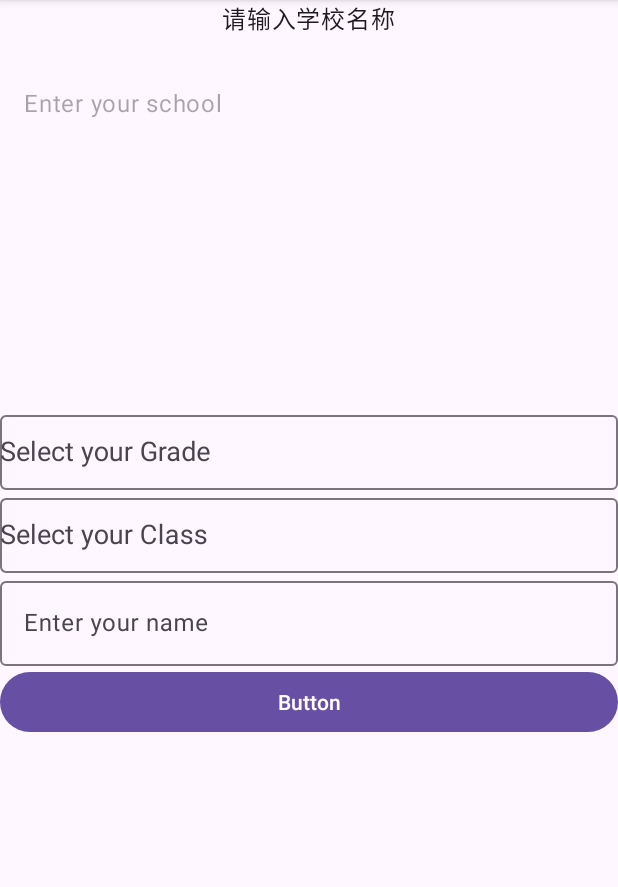
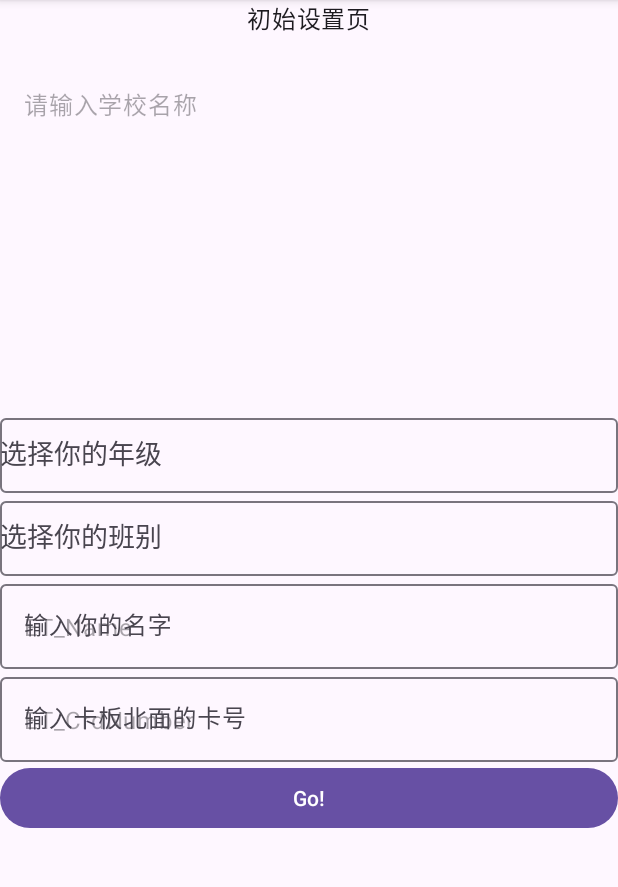
Before and after one commit to ju1c3rSH/enigma, an Android app: the screen it shows after launch (SettingActivity), on a phone screen of 412 x 824 dp, the part 96-983 px from its top. Run offline under Robolectric (Android 15) with nearby library versions, the phone set to English and light mode, and no system bars; our stand-ins replace data binding, navigation-ui; libraries missing offline, so code that uses them is left out: androidx.databinding.adapters.

Commit message:
优化语法 请求验证逻辑还需完善 验证卡号 方便日后release

```diff
--- a/app/src/main/java/homes/gensokyo/enigma/adapter/ConsumeHistoryAdapter.kt
+++ b/app/src/main/java/homes/gensokyo/enigma/adapter/ConsumeHistoryAdapter.kt
@@ -41,9 +41,7 @@ class ConsumeHistoryHolder(
         binding.tvAmount.text = "消费： ${memberFlow.amount.toString()} "
         binding.tvBalance.text ="余额： ${memberFlow.balance.toString()} "
         binding.tvTime.text = memberFlow.consumeTime
-
         binding.executePendingBindings()
-
         binding.root.setOnClickListener {
             //TODO 加上json'页
         }
--- a/app/src/main/java/homes/gensokyo/enigma/logic/DataReposity.kt
+++ b/app/src/main/java/homes/gensokyo/enigma/logic/DataReposity.kt
@@ -130,6 +130,9 @@ class UserRepository {
         return try {
             val response = apiService.fetchStudentDetails(AppConstants.getListByStudentNameUrl,map, headerMap)
             if (response.isSuccessful) {
+                if (response.body()!!.isEmpty()){
+                    return null
+                }
                 //Log.i("DETAILS", response.body().toString())
                 val listType = object : TypeToken<List<Student>>() {}.type
                 val sul: List<Student> = gson.fromJson(response.body(), listType)
@@ -140,7 +143,7 @@ class UserRepository {
                 //val listType = object : TypeToken<List<Student>>() {}.type
                 //val detailIst:Student = gson.fromJson(response.body(), listType)
                 //return detailIst
-                null
+
             }else{
                 Log.e("fetchStudentDetails", "Error fetching ")
                 null
--- a/app/src/main/java/homes/gensokyo/enigma/ui/setting/SettingViewModel.kt
+++ b/app/src/main/java/homes/gensokyo/enigma/ui/setting/SettingViewModel.kt
@@ -1,20 +1,16 @@
 package homes.gensokyo.enigma.ui.setting
 
-import android.R
 import android.util.Log
-import android.widget.ArrayAdapter
 import androidx.lifecycle.LiveData
 import androidx.lifecycle.MutableLiveData
 import androidx.lifecycle.ViewModel
-import androidx.lifecycle.viewmodel.CreationExtras
 import homes.gensokyo.enigma.MainActivity
-import homes.gensokyo.enigma.MainApplication
 import homes.gensokyo.enigma.adapter.SchoolAdapter
-import homes.gensokyo.enigma.bean.ClassBean
 import homes.gensokyo.enigma.bean.GradeBean
 import homes.gensokyo.enigma.bean.School
 import homes.gensokyo.enigma.util.AppConstants
 import homes.gensokyo.enigma.util.SettingUtils.put
+import homes.gensokyo.enigma.util.TextUtils.toast
 import kotlinx.coroutines.CoroutineScope
 import kotlinx.coroutines.Dispatchers
 import kotlinx.coroutines.launch
@@ -25,6 +21,13 @@ data class ClassItem(val classId: Int, val className: String)
 class SettingViewModel : ViewModel() {
 
     private var _selectedClassId = MutableLiveData<Int>()
+
+    private val _inputtuedName = MutableLiveData<String>()
+    val inputtedName: LiveData<String> = _inputtuedName
+
+    private val _inputtedCarNumber = MutableLiveData<String>()
+    val inputtedCarNumber: LiveData<String> = _inputtedCarNumber
+
 
     private val _selectedGradeId = MutableLiveData<Int>()
     val selectedGradeId: LiveData<Int> = _selectedGradeId
@@ -97,7 +100,7 @@ class SettingViewModel : ViewModel() {
         }
         return null
     }
-    fun submitStudentData(enteredName: String, selectedClassId: Int) {
+    fun submitStudentData(enteredName: String, selectedClassId: Int,enteredCardNumber:String) {
         serviceScope.launch {
             try {
                 val result = MainActivity.repository.fetchStudentDetails(
@@ -105,15 +108,19 @@ class SettingViewModel : ViewModel() {
                     selectedClassId,
                     AppConstants.headerMap
                 )
-                if (resultGetClasses != null) {
-                    if (result != null) {
+
+
+
+                if (result == null){
+                    "请确认您输入的信息没有错误。".toast()
+
+                } else {
                         Log.i("SettingViewModel", "Received student info: ${result.studentId}")
                         put("isFirst", false)
                         put("kidUuid",result.uuid)
                         put("wxOaOpenid",result.parentStudents[0].parent.wxOaOpenid)
                     }
-                }
-            }catch (e:Exception){
+                } catch (e:Exception){
                 Log.e("SettingViewModel", "Error fetching student info: ${e.message}")
             }
         }
--- a/app/src/main/java/homes/gensokyo/enigma/util/CookieJar.kt
+++ b/app/src/main/java/homes/gensokyo/enigma/util/CookieJar.kt
@@ -7,12 +7,10 @@ import okhttp3.HttpUrl
 
 class MyCookieJar : CookieJar {
 
-    // 保存所有域名相关的 Cookie
     private val cookieStore: MutableMap<String, MutableList<Cookie>> = mutableMapOf()
 
     override fun saveFromResponse(url: HttpUrl, cookies: List<Cookie>) {
         if (cookies.isNotEmpty()) {
-            // 保存和 URL 相关联的 cookies
             val host = url.host
             cookieStore[host] = mutableListOf()
             for (cookie in cookies) {
@@ -28,13 +26,11 @@ class MyCookieJar : CookieJar {
         val storedCookies = cookieStore[host]
 
         if (storedCookies != null) {
-            // 过滤出所有有效的（未过期的）cookies
             val currentTimeMillis = System.currentTimeMillis()
             val iterator = storedCookies.iterator()
 
             while (iterator.hasNext()) {
                 val cookie = iterator.next()
-                // 如果 cookie 没有过期，则可以使用
                 if (cookie.expiresAt > currentTimeMillis) {
                     validCookies.add(cookie)
                 } else {
--- a/app/src/main/java/homes/gensokyo/enigma/util/OkHttpUtils.java
+++ b/app/src/main/java/homes/gensokyo/enigma/util/OkHttpUtils.java
@@ -21,6 +21,7 @@ public class OkHttpUtils {
 
 //https://juejin.cn/post/7276674188214796328?searchId=20230911202828951345C42B9EB346C848
 
+//旧java代码 已弃用
     private static final List<Cookie> cookies = new ArrayList<>();
     private static final OkHttpClient CLIENT = new OkHttpClient.Builder()
             .cookieJar(new MyCookieJar())
--- a/app/src/main/java/homes/gensokyo/enigma/util/SettingUtils.kt
+++ b/app/src/main/java/homes/gensokyo/enigma/util/SettingUtils.kt
@@ -8,7 +8,7 @@ import android.preference.PreferenceManager
 import homes.gensokyo.enigma.MainActivity.Companion.context
 
 object SettingUtils {
-    val DEVICE = "device"
+    //val DEVICE = "device"
     val sharedPreferences: SharedPreferences? =
         PreferenceManager.getDefaultSharedPreferences(context);
 
--- a/app/src/main/res/layout/activity_setting.xml
+++ b/app/src/main/res/layout/activity_setting.xml
@@ -26,30 +26,26 @@
             android:layout_height="match_parent"
             android:orientation="vertical">
 
-            <!-- 输入学校关键词 -->
+
             <TextView
                 android:id="@+id/LKSTV"
                 android:layout_width="wrap_content"
                 android:layout_height="wrap_content"
-                android:text="请输入学校名称"
+                android:text="初始设置页"
                 android:textAppearance="?attr/textAppearanceBodyLarge"
                 android:paddingBottom="16dp"
                 android:gravity="center"
                 android:layout_gravity="center" />
 
-            <!-- 学校搜索输入框 -->
             <com.google.android.material.textfield.TextInputEditText
                 android:id="@+id/ET_CPName"
                 android:layout_width="match_parent"
                 android:layout_height="wrap_content"
-                android:hint="Enter your school"
+                android:hint="请输入学校名称"
                 android:inputType="text"
                 android:paddingBottom="16dp"
                 android:text="@={viewModel.schoolInput}" />
 
-            <!-- 学校选择 RecyclerView -->
-
-            <!-- 班别输入框 -->
             <androidx.recyclerview.widget.RecyclerView
                 android:id="@+id/recyclerView"
                 android:layout_width="match_parent"
@@ -62,7 +58,7 @@
             <com.google.android.material.textfield.TextInputLayout
                 android:layout_width="match_parent"
                 android:layout_height="wrap_content"
-                android:hint="Select your Grade"
+                android:hint="选择你的年级"
                 android:visibility="@{viewModel.isSchoolListVisible ? View.GONE : View.VISIBLE}">
 
                 <com.google.android.material.textfield.MaterialAutoCompleteTextView
@@ -77,7 +73,7 @@
             <com.google.android.material.textfield.TextInputLayout
                 android:layout_width="match_parent"
                 android:layout_height="wrap_content"
-                android:hint="Select your Class"
+                android:hint="选择你的班别"
                 android:visibility="@{viewModel.isSchoolListVisible ? View.GONE : View.VISIBLE}">
 
                 <com.google.android.material.textfield.MaterialAutoCompleteTextView
@@ -91,23 +87,38 @@
 
 
 
-            <!-- 姓名输入框 -->
             <com.google.android.material.textfield.TextInputLayout
                 android:layout_width="match_parent"
                 android:layout_height="wrap_content"
-                android:hint="Enter your name"
+                android:hint="输入你的名字"
                 android:visibility="@{viewModel.isSchoolListVisible ? View.GONE : View.VISIBLE}">
                 <com.google.android.material.textfield.TextInputEditText
                     android:id="@+id/nameet"
                     android:layout_width="match_parent"
-                    android:layout_height="wrap_content" />
+                    android:layout_height="wrap_content"
+                    android:text="@{viewModel.inputtedName}"
+                    android:hint="ET_Name"/>
+                <!--- 单向绑定 -->
+            </com.google.android.material.textfield.TextInputLayout>
+
+            <com.google.android.material.textfield.TextInputLayout
+                android:layout_width="match_parent"
+                android:layout_height="wrap_content"
+                android:hint="输入卡板北面的卡号"
+                android:visibility="@{viewModel.isSchoolListVisible ? View.GONE : View.VISIBLE}">
+                <com.google.android.material.textfield.TextInputEditText
+                    android:id="@+id/CrdNumber"
+                    android:layout_width="match_parent"
+                    android:layout_height="wrap_content"
+                    android:text="@{viewModel.inputtedCarNumber}"
+                    android:hint="ET_CrdNumber"/>
             </com.google.android.material.textfield.TextInputLayout>
 
             <Button
                 android:id="@+id/button"
                 android:layout_width="match_parent"
                 android:layout_height="wrap_content"
-                android:text="Button" />
+                android:text="Go!" />
 
         </LinearLayout>
     </com.google.android.material.textfield.TextInputLayout>
```
Also changed, not shown: app/src/main/java/homes/gensokyo/enigma/service/ZhiWeiDataGetterService.kt (+13 -14 lines), app/src/main/java/homes/gensokyo/enigma/ui/setting/SettingActivity.kt (+8 -3 lines).
